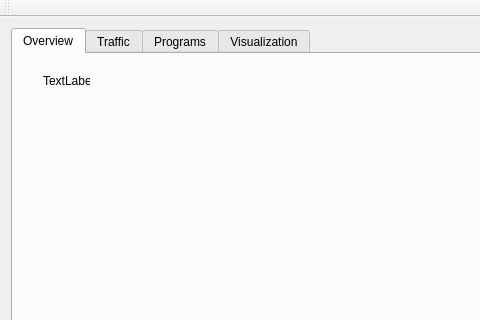
First picture: the form in overview.ui, repository achow101/NetPriv, before the edit; both pictures show x 0 to 480 and y 0 to 320 of the 1366 by 768 pixel window.
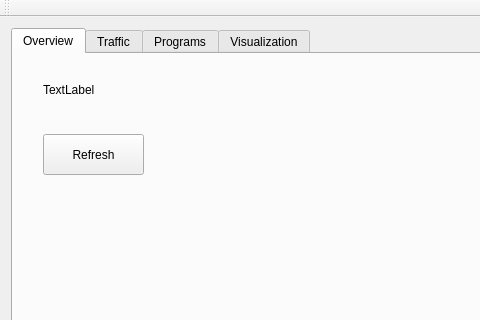
Second picture: the form after the edit.

The edit to the form file:
```diff
--- a/overview.ui
+++ b/overview.ui
@@ -53,14 +53,27 @@
          <rect>
           <x>30</x>
           <y>20</y>
-          <width>47</width>
-          <height>14</height>
+          <width>101</width>
+          <height>31</height>
          </rect>
         </property>
         <property name="text">
          <string>TextLabel</string>
         </property>
        </widget>
+       <widget class="QPushButton" name="pushButton">
+        <property name="geometry">
+         <rect>
+          <x>30</x>
+          <y>80</y>
+          <width>101</width>
+          <height>41</height>
+         </rect>
+        </property>
+        <property name="text">
+         <string>Refresh</string>
+        </property>
+       </widget>
       </widget>
       <widget class="QWidget" name="tab_2">
        <attribute name="title">
```
